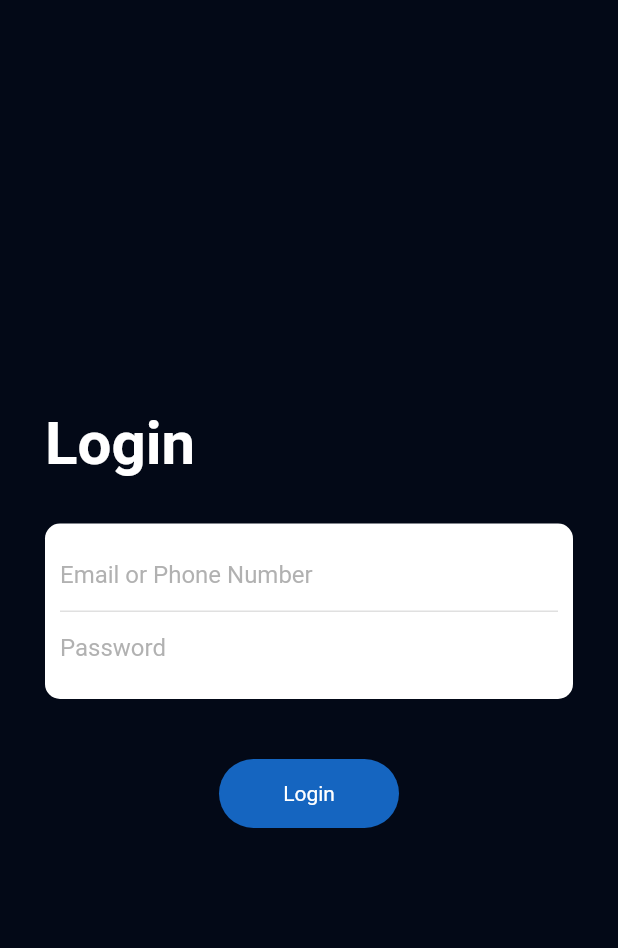
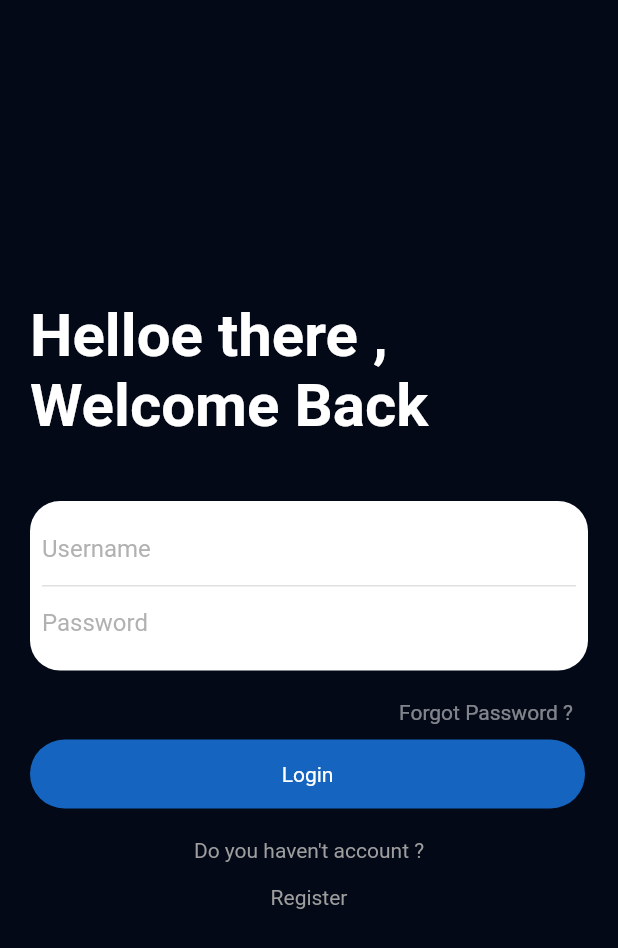
Before and after one commit to indogusmas/flutter_splash_screan_login, a Flutter app: the screen it shows after launch, after a tap on the "arrow forward" icon, on a phone screen of 412 x 824 dp. Shown: the top 948 px of the screen. Run offline on Flutter 3.47's test engine with Material 2 defaults, Android fonts, the phone set to English and light mode, and no system bars; our stand-ins replace page_transition, simple_animations.

Commit message:
Update ui login

```diff
--- a/lib/LoginPage.dart
+++ b/lib/LoginPage.dart
@@ -10,18 +10,18 @@ class LoginPage extends StatelessWidget {
     return Scaffold(
       backgroundColor: Color.fromRGBO(3, 9, 23, 1),
       body: Container(
-        padding: EdgeInsets.all(30),
+        padding: EdgeInsets.only(left: 20, right: 20),
         child: Column(
           crossAxisAlignment: CrossAxisAlignment.start,
-          mainAxisAlignment: MainAxisAlignment.center,
           children: <Widget>[
-            FadeAnimation(1.2, Text("Login",
+            SizedBox(height: 200),
+            FadeAnimation(1.2, Text("Helloe there ,\nWelcome Back",
             style: TextStyle(color: Colors.white,fontSize: 40, fontWeight:FontWeight.bold),)),
-            SizedBox(height: 30),
+            SizedBox(height: 40),
             FadeAnimation(1.5, Container(
-              padding: EdgeInsets.all(10),
+              padding: EdgeInsets.all(8.0),
               decoration: BoxDecoration(
-                borderRadius: BorderRadius.circular(10),
+                borderRadius: BorderRadius.circular(20),
                 color: Colors.white
               ),
               child: Column(
@@ -34,7 +34,7 @@ class LoginPage extends StatelessWidget {
                       decoration: InputDecoration(
                         border: InputBorder.none,
                         hintStyle: TextStyle(color: Colors.grey.withOpacity(.8)),
-                        hintText: "Email or Phone Number"
+                        hintText: "Username"
                       ),
                     ),
                   ),
@@ -53,18 +53,59 @@ class LoginPage extends StatelessWidget {
                 ],
               ),
             )),
-            SizedBox(height: 40),
-            FadeAnimation(1.8, Center(
-              child: Container(
-                width: 120,
+            SizedBox(height: 20),
+            Container(
+              child: FadeAnimation(1,Row(
+                mainAxisAlignment: MainAxisAlignment.end,
+                children: <Widget>[
+                  Padding(
+                    padding: EdgeInsets.only(right: 10),
+                    child:  Text(
+                    "Forgot Password ?",
+                    style: TextStyle(
+                      color: Colors.white.withOpacity(.5),
+                    ),
+                  ),
+                    ),
+
+                ],
+              ),
+            ),
+            ),
+            SizedBox(height: 10),
+            Container(
+              child: FadeAnimation(1, Row(
+                children: <Widget>[
+                  Container(
+                    width: 370,
                 padding: EdgeInsets.all(15),
                 decoration: BoxDecoration(
                   borderRadius: BorderRadius.circular(50),
                   color: Colors.blue[800]
                 ),
                 child: Center(child: Text("Login",style: TextStyle(color: Colors.white),),),
-              ),
-            ))
+                  ),
+                ],
+              ))
+            ),
+            SizedBox(height: 20),
+            Center(
+              child:Text(
+                "Do you haven't account ?",
+                style: TextStyle(
+                  color: Colors.grey
+                ),
+              )
+            ),
+            SizedBox(height: 15),
+             Center(
+              child:Text(
+                "Register",
+                style: TextStyle(
+                  color: Colors.grey
+                ),
+              )
+            )
           ],
         ),
       ),
```
